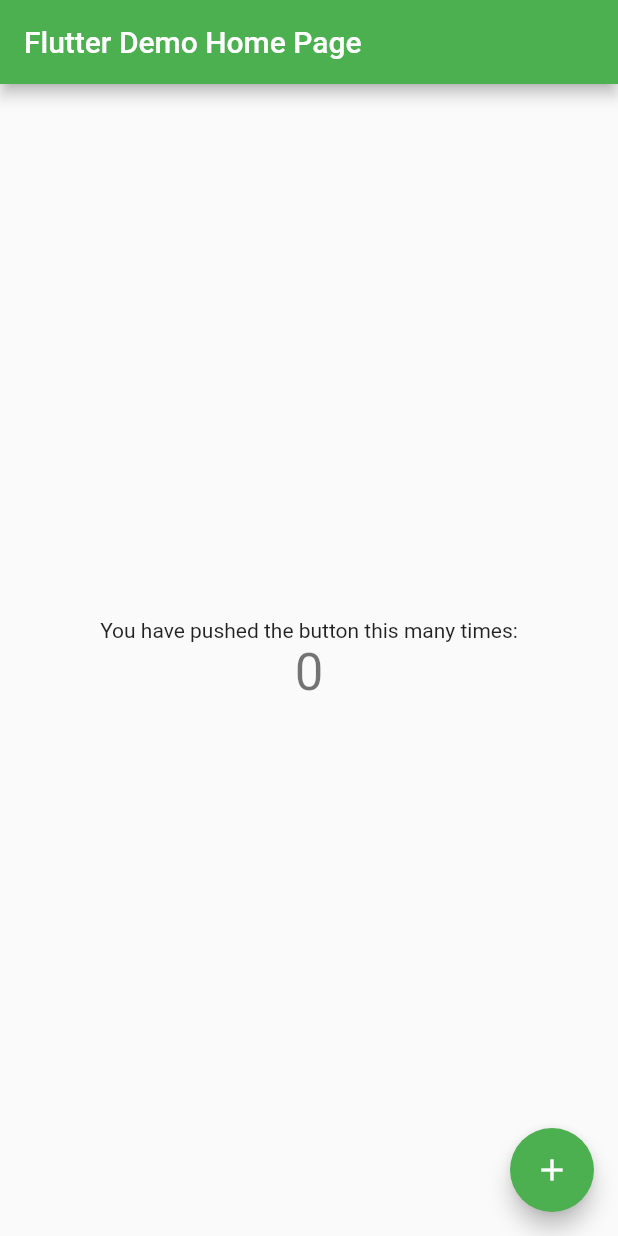
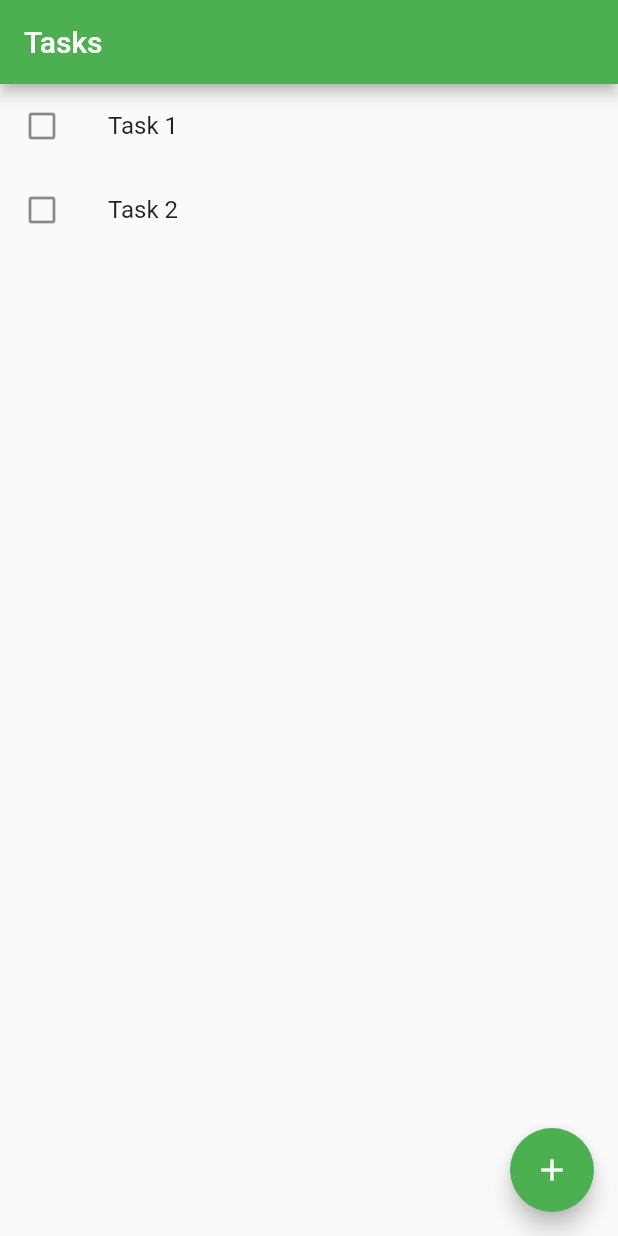
Before and after one commit to plof27/simple-todo, a Flutter app: the screen it shows after launch, on a phone screen of 412 x 824 dp. Run offline on Flutter 3.47's test engine with Material 2 defaults, Android fonts, the phone set to English and light mode, and no system bars.

Commit message:
Extremely primitive task list

```diff
--- /dev/null
+++ b/lib/Task.dart
@@ -0,0 +1,32 @@
+import 'package:flutter/cupertino.dart';
+import 'package:flutter/material.dart';
+
+class _TaskState extends State<Task> {
+  bool _completed = false;
+
+  void _toggleTaskState() {
+    setState(() {
+      _completed = !_completed;
+    });
+  }
+
+  @override
+  Widget build(BuildContext context) {
+    return ListTile(
+      title: Text(widget.taskName),
+      onTap: _toggleTaskState,
+      leading: Icon(
+        _completed ? Icons.check_box : Icons.check_box_outline_blank,
+      )
+    );
+  }
+}
+
+class Task extends StatefulWidget {
+  Task({Key key, this.taskName}) : super(key: key);
+
+  final String taskName;
+
+  @override
+  _TaskState createState() => _TaskState();
+}
--- /dev/null
+++ b/lib/TaskList.dart
@@ -0,0 +1,50 @@
+import 'package:flutter/cupertino.dart';
+import 'package:simple_todo/Task.dart';
+import 'package:flutter/material.dart';
+
+class _TaskListState extends State<TaskList> {
+  final _tasks = <String>[
+    "Task 1",
+    "Task 2",
+  ];
+
+  void _addTask() {
+    setState(() {
+      _tasks.add("This is a task");
+    });
+  }
+
+  List<Widget> _buildTaskList() {
+    return _tasks.map(
+        (String taskString) => Task(taskName: taskString,)
+    ).toList();
+  }
+
+  @override
+  Widget build(BuildContext context) {
+    print(_tasks);
+
+    return Scaffold(
+      appBar: AppBar(
+        title: Text(widget.title),
+      ),
+      body: ListView(
+        children: _buildTaskList(),
+      ),
+      floatingActionButton: FloatingActionButton(
+        onPressed: _addTask,
+        tooltip: "Add task",
+        child: Icon(Icons.add),
+      ),
+    );
+  }
+}
+
+class TaskList extends StatefulWidget {
+  TaskList({Key key, this.title}) : super(key: key);
+
+  final String title;
+
+  @override
+  _TaskListState createState() => _TaskListState();
+}
--- a/lib/main.dart
+++ b/lib/main.dart
@@ -1,4 +1,5 @@
 import 'package:flutter/material.dart';
+import 'package:simple_todo/TaskList.dart';
 
 void main() => runApp(MyApp());
 
@@ -7,7 +8,7 @@ class MyApp extends StatelessWidget {
   @override
   Widget build(BuildContext context) {
     return MaterialApp(
-      title: 'Flutter Demo',
+      title: 'SimpleDo',
       theme: ThemeData(
         // This is the theme of your application.
         //
@@ -20,7 +21,7 @@ class MyApp extends StatelessWidget {
         // is not restarted.
         primarySwatch: Colors.green,
       ),
-      home: MyHomePage(title: 'Flutter Demo Home Page'),
+      home: TaskList(title: 'Tasks'),
     );
   }
 }
@@ -103,7 +104,7 @@ class _MyHomePageState extends State<MyHomePage> {
       ),
       floatingActionButton: FloatingActionButton(
         onPressed: _incrementCounter,
-        tooltip: 'Increment',
+        tooltip: 'Add Task',
         child: Icon(Icons.add),
       ), // This trailing comma makes auto-formatting nicer for build methods.
     );
```
